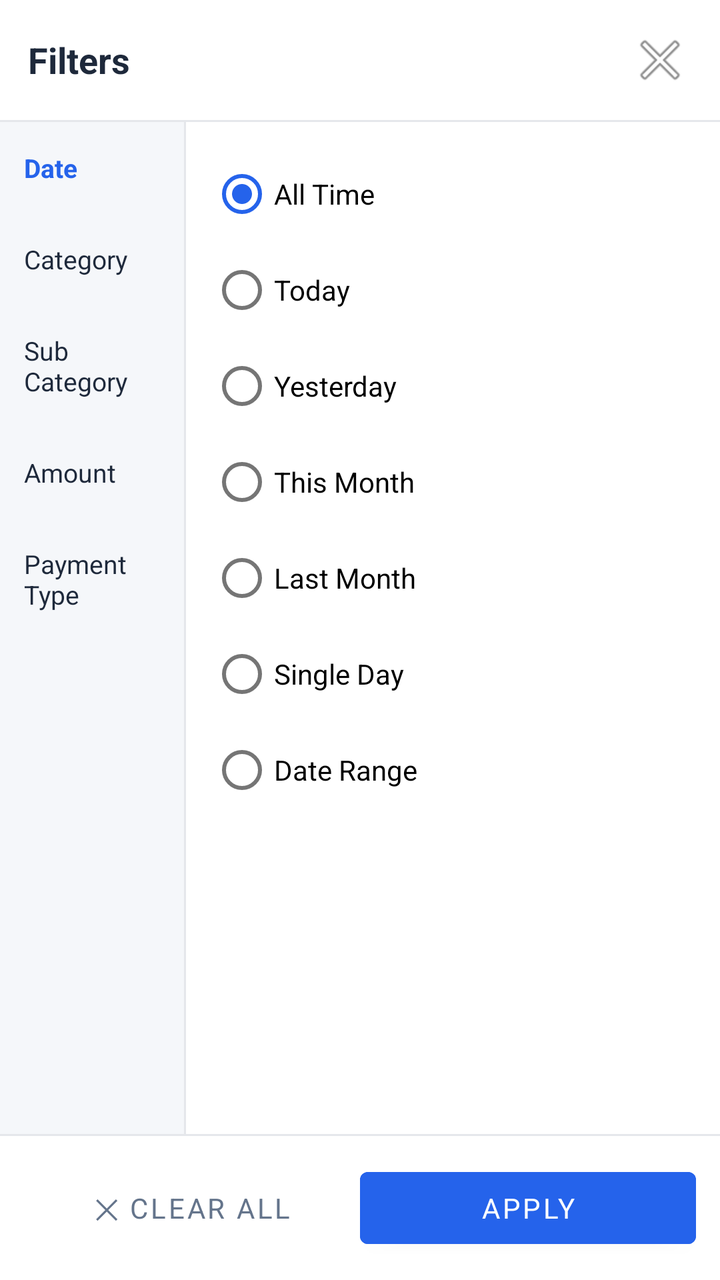
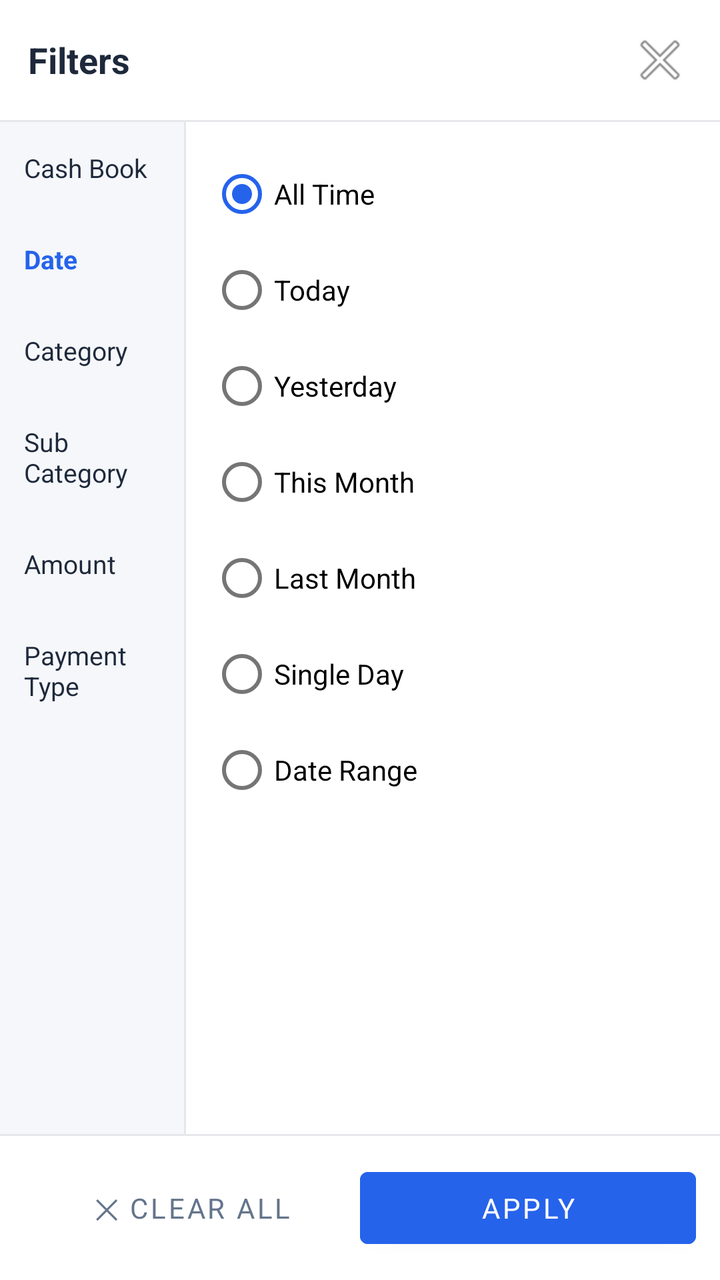

The first picture is an Android layout as it rendered before a commit; the second is the same layout after the commit. The layout source and the unified diff follow.
<!-- AndroidManifest.xml: application theme Theme.ExpenseOS -->
<!-- res/layout/dialog_transaction_filter.xml -->
<?xml version="1.0" encoding="utf-8"?>
<LinearLayout xmlns:android="http://schemas.android.com/apk/res/android"
    android:layout_width="match_parent"
    android:layout_height="match_parent"
    android:background="@android:color/white"
    android:orientation="vertical">

    
    <LinearLayout
        android:layout_width="match_parent"
        android:layout_height="wrap_content"
        android:gravity="center_vertical"
        android:padding="14dp">

        <TextView
            android:id="@+id/dialogTitle"
            android:layout_width="0dp"
            android:layout_height="wrap_content"
            android:layout_weight="1"
            android:text="Filters"
            android:textColor="@color/text"
            android:textSize="18sp"
            android:textStyle="bold" />

        <ImageButton
            android:id="@+id/btnFilterClose"
            android:layout_width="32dp"
            android:layout_height="32dp"
            android:background="?attr/selectableItemBackgroundBorderless"
            android:contentDescription="Close"
            android:src="@android:drawable/ic_menu_close_clear_cancel" />
    </LinearLayout>

    <View
        android:layout_width="match_parent"
        android:layout_height="1dp"
        android:background="#E5E7EB" />

    
    <LinearLayout
        android:layout_width="match_parent"
        android:layout_height="0dp"
        android:layout_weight="1"
        android:orientation="horizontal">

        
        <LinearLayout
            android:id="@+id/tabListContainer"
            android:layout_width="92dp"
            android:layout_height="match_parent"
            android:background="#F5F7FA"
            android:orientation="vertical">

            <TextView
                android:id="@+id/tabDate"
                android:layout_width="match_parent"
                android:layout_height="wrap_content"
                android:paddingHorizontal="12dp"
                android:paddingVertical="14dp"
                android:text="Date"
                android:textColor="@color/primary"
                android:textSize="13sp"
                android:textStyle="bold" />

            <TextView
                android:id="@+id/tabCategory"
                android:layout_width="match_parent"
                android:layout_height="wrap_content"
                android:paddingHorizontal="12dp"
                android:paddingVertical="14dp"
                android:text="Category"
                android:textColor="@color/text"
                android:textSize="13sp" />

            <TextView
                android:id="@+id/tabSubCategory"
                android:layout_width="match_parent"
                android:layout_height="wrap_content"
                android:paddingHorizontal="12dp"
                android:paddingVertical="14dp"
                android:text="Sub Category"
                android:textColor="@color/text"
                android:textSize="13sp" />

            <TextView
                android:id="@+id/tabAmount"
                android:layout_width="match_parent"
                android:layout_height="wrap_content"
                android:paddingHorizontal="12dp"
                android:paddingVertical="14dp"
                android:text="Amount"
                android:textColor="@color/text"
                android:textSize="13sp" />

            <TextView
                android:id="@+id/tabPaymentType"
                android:layout_width="match_parent"
                android:layout_height="wrap_content"
                android:paddingHorizontal="12dp"
                android:paddingVertical="14dp"
                android:text="Payment Type"
                android:textColor="@color/text"
                android:textSize="13sp" />
        </LinearLayout>

        <View
            android:id="@+id/dividerTabs"
            android:layout_width="1dp"
            android:layout_height="match_parent"
            android:background="#E5E7EB" />

        
        <FrameLayout
            android:layout_width="0dp"
            android:layout_height="match_parent"
            android:layout_weight="1">

            
            <ScrollView
                android:id="@+id/panelDate"
                android:layout_width="match_parent"
                android:layout_height="match_parent"
                android:visibility="visible">

                <LinearLayout
                    android:layout_width="match_parent"
                    android:layout_height="wrap_content"
                    android:orientation="vertical"
                    android:padding="12dp">

                    <RadioGroup
                        android:id="@+id/rgDatePreset"
                        android:layout_width="match_parent"
                        android:layout_height="wrap_content">

                        <RadioButton
                            android:id="@+id/rbAllTime"
                            android:layout_width="match_parent"
                            android:layout_height="wrap_content"
                            android:paddingVertical="8dp"
                            android:text="All Time"
                            android:checked="true" />

                        <RadioButton
                            android:id="@+id/rbToday"
                            android:layout_width="match_parent"
                            android:layout_height="wrap_content"
                            android:paddingVertical="8dp"
                            android:text="Today" />

                        <RadioButton
                            android:id="@+id/rbYesterday"
                            android:layout_width="match_parent"
                            android:layout_height="wrap_content"
                            android:paddingVertical="8dp"
                            android:text="Yesterday" />

                        <RadioButton
                            android:id="@+id/rbThisMonth"
                            android:layout_width="match_parent"
                            android:layout_height="wrap_content"
                            android:paddingVertical="8dp"
                            android:text="This Month" />

                        <RadioButton
                            android:id="@+id/rbLastMonth"
                            android:layout_width="match_parent"
                            android:layout_height="wrap_content"
                            android:paddingVertical="8dp"
                            android:text="Last Month" />

                        <RadioButton
                            android:id="@+id/rbSingleDay"
                            android:layout_width="match_parent"
                            android:layout_height="wrap_content"
                            android:paddingVertical="8dp"
                            android:text="Single Day" />

                        <RadioButton
                            android:id="@+id/rbDateRange"
                            android:layout_width="match_parent"
                            android:layout_height="wrap_content"
                            android:paddingVertical="8dp"
                            android:text="Date Range" />
                    </RadioGroup>

                    <LinearLayout
                        android:id="@+id/layoutSingleDay"
                        android:layout_width="match_parent"
                        android:layout_height="wrap_content"
                        android:layout_marginTop="10dp"
                        android:orientation="vertical"
                        android:visibility="gone">

                        <EditText
                            android:id="@+id/etSingleDay"
                            android:layout_width="match_parent"
                            android:layout_height="wrap_content"
                            android:focusable="false"
                            android:hint="Select date"
                            android:inputType="none" />
                    </LinearLayout>

                    <LinearLayout
                        android:id="@+id/layoutDateRange"
                        android:layout_width="match_parent"
                        android:layout_height="wrap_content"
                        android:layout_marginTop="10dp"
                        android:orientation="vertical"
                        android:visibility="gone">

                        <EditText
                            android:id="@+id/etDateFrom"
                            android:layout_width="match_parent"
                            android:layout_height="wrap_content"
                            android:layout_marginBottom="8dp"
                            android:focusable="false"
                            android:hint="From date"
                            android:inputType="none" />

                        <EditText
                            android:id="@+id/etDateTo"
                            android:layout_width="match_parent"
                            android:layout_height="wrap_content"
                            android:focusable="false"
                            android:hint="To date"
                            android:inputType="none" />
                    </LinearLayout>
                </LinearLayout>
            </ScrollView>

            
            <ScrollView
                android:id="@+id/panelCategory"
                android:layout_width="match_parent"
                android:layout_height="match_parent"
                android:visibility="gone">

                <LinearLayout
                    android:id="@+id/categoryContainer"
                    android:layout_width="match_parent"
                    android:layout_height="wrap_content"
                    android:orientation="vertical"
                    android:padding="12dp" />
            </ScrollView>

            
            <ScrollView
                android:id="@+id/panelSubCategory"
                android:layout_width="match_parent"
                android:layout_height="match_parent"
                android:visibility="gone">

                <LinearLayout
                    android:id="@+id/subCategoryContainer"
                    android:layout_width="match_parent"
                    android:layout_height="wrap_content"
                    android:orientation="vertical"
                    android:padding="12dp" />
            </ScrollView>

            
            <ScrollView
                android:id="@+id/panelPaymentType"
                android:layout_width="match_parent"
                android:layout_height="match_parent"
                android:visibility="gone">

                <LinearLayout
                    android:id="@+id/paymentTypeContainer"
                    android:layout_width="match_parent"
                    android:layout_height="wrap_content"
                    android:orientation="vertical"
                    android:padding="12dp" />
            </ScrollView>

            
            <ScrollView
                android:id="@+id/panelAmount"
                android:layout_width="match_parent"
                android:layout_height="match_parent"
                android:visibility="gone">

                <LinearLayout
                    android:layout_width="match_parent"
                    android:layout_height="wrap_content"
                    android:orientation="vertical"
                    android:padding="12dp">

                    <TextView
                        android:layout_width="wrap_content"
                        android:layout_height="wrap_content"
                        android:layout_marginBottom="6dp"
                        android:text="Amount"
                        android:textColor="@color/text_muted"
                        android:textSize="12sp" />

                    <LinearLayout
                        android:layout_width="match_parent"
                        android:layout_height="wrap_content"
                        android:gravity="center_vertical"
                        android:orientation="horizontal">

                        <Spinner
                            android:id="@+id/spAmountOp1"
                            android:layout_width="wrap_content"
                            android:layout_height="wrap_content" />

                        <EditText
                            android:id="@+id/etAmount1"
                            android:layout_width="0dp"
                            android:layout_height="wrap_content"
                            android:layout_marginStart="8dp"
                            android:layout_weight="1"
                            android:hint="Amount"
                            android:inputType="numberDecimal" />
                    </LinearLayout>

                    <TextView
                        android:layout_width="wrap_content"
                        android:layout_height="wrap_content"
                        android:layout_marginVertical="8dp"
                        android:text="AND"
                        android:textColor="@color/text_muted"
                        android:textSize="12sp" />

                    <LinearLayout
                        android:layout_width="match_parent"
                        android:layout_height="wrap_content"
                        android:gravity="center_vertical"
                        android:orientation="horizontal">

                        <Spinner
                            android:id="@+id/spAmountOp2"
                            android:layout_width="wrap_content"
                            android:layout_height="wrap_content" />

                        <EditText
                            android:id="@+id/etAmount2"
                            android:layout_width="0dp"
                            android:layout_height="wrap_content"
                            android:layout_marginStart="8dp"
                            android:layout_weight="1"
                            android:enabled="false"
                            android:hint="Range end"
                            android:inputType="numberDecimal" />
                    </LinearLayout>

                    <TextView
                        android:layout_width="match_parent"
                        android:layout_height="wrap_content"
                        android:layout_marginTop="10dp"
                        android:text="Example: &gt;=10 AND &lt;=50 → amounts between 10 and 50"
                        android:textColor="@color/text_muted"
                        android:textSize="11sp" />
                </LinearLayout>
            </ScrollView>
        </FrameLayout>
    </LinearLayout>

    <View
        android:layout_width="match_parent"
        android:layout_height="1dp"
        android:background="#E5E7EB" />

    
    <LinearLayout
        android:layout_width="match_parent"
        android:layout_height="wrap_content"
        android:padding="12dp">

        <Button
            android:id="@+id/btnClearAll"
            style="@style/Widget.MaterialComponents.Button.TextButton"
            android:layout_width="0dp"
            android:layout_height="wrap_content"
            android:layout_weight="1"
            android:text="✕ Clear All"
            android:textColor="@color/text_muted" />

        <Button
            android:id="@+id/btnApplyFilter"
            android:layout_width="0dp"
            android:layout_height="wrap_content"
            android:layout_weight="1"
            android:backgroundTint="@color/primary"
            android:text="APPLY"
            android:textColor="@android:color/white" />
    </LinearLayout>
</LinearLayout>
<!-- resources referenced by this layout -->
<resources>
  <color name="primary">#2563EB</color>
  <color name="text">#1E293B</color>
  <color name="text_muted">#64748B</color>
  <style name="Theme.ExpenseOS" parent="Theme.MaterialComponents.Light.NoActionBar">
          <item name="colorPrimary">@color/primary</item>
          <item name="colorPrimaryDark">@color/primary_dark</item>
          <item name="colorAccent">@color/primary</item>
          <item name="android:windowBackground">@color/bg</item>
          <item name="android:fontFamily">sans-serif</item>
          <item name="android:statusBarColor">@color/primary_dark</item>
      </style>
  <color name="primary_dark">#1D4ED8</color>
  <color name="bg">#F8FAFC</color>
</resources>

<!-- the commit's change to res/layout/dialog_transaction_filter.xml (unified diff, before → after) -->
@@ -52,6 +52,16 @@
             android:orientation="vertical">
 
             <TextView
+                android:id="@+id/tabCashBook"
+                android:layout_width="match_parent"
+                android:layout_height="wrap_content"
+                android:paddingHorizontal="12dp"
+                android:paddingVertical="14dp"
+                android:text="Cash Book"
+                android:textColor="@color/text"
+                android:textSize="13sp" />
+
+            <TextView
                 android:id="@+id/tabDate"
                 android:layout_width="match_parent"
                 android:layout_height="wrap_content"
@@ -114,6 +124,21 @@
             android:layout_width="0dp"
             android:layout_height="match_parent"
             android:layout_weight="1">
+
+            
+            <ScrollView
+                android:id="@+id/panelCashBook"
+                android:layout_width="match_parent"
+                android:layout_height="match_parent"
+                android:visibility="gone">
+
+                <LinearLayout
+                    android:id="@+id/cashBookContainer"
+                    android:layout_width="match_parent"
+                    android:layout_height="wrap_content"
+                    android:orientation="vertical"
+                    android:padding="12dp" />
+            </ScrollView>
 
             
             <ScrollView
